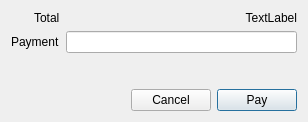
Old version of the form libgui/cashier/paycashdialog.ui in the repository apinprastya/sultan.
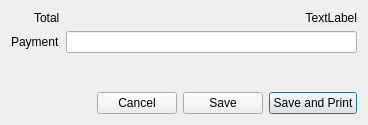
New version of the form. Custom widgets are drawn as their Qt base class.

Commit message: add button pay on cashier and add save, save and print button on payment

Patch:
```diff
--- a/libgui/cashier/paycashdialog.ui
+++ b/libgui/cashier/paycashdialog.ui
@@ -6,8 +6,8 @@
    <rect>
     <x>0</x>
     <y>0</y>
-    <width>308</width>
-    <height>122</height>
+    <width>368</width>
+    <height>125</height>
    </rect>
   </property>
   <property name="windowTitle">
@@ -86,10 +86,20 @@
        </property>
       </widget>
      </item>
+     <item>
+      <widget class="QPushButton" name="pushSave">
+       <property name="text">
+        <string>Save</string>
+       </property>
+       <property name="autoDefault">
+        <bool>false</bool>
+       </property>
+      </widget>
+     </item>
      <item>
       <widget class="QPushButton" name="pushPay">
        <property name="text">
-        <string>Pay</string>
+        <string>Save and Print</string>
        </property>
        <property name="default">
         <bool>true</bool>
```
Left out of the diff: 6 changed lines with no effect on the pictures. The commit also changes 17 other files.
